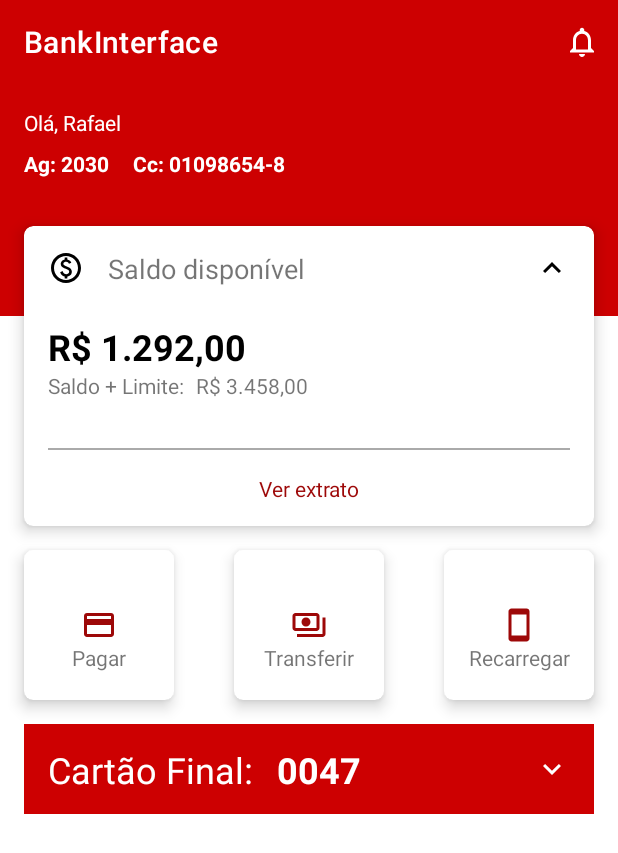
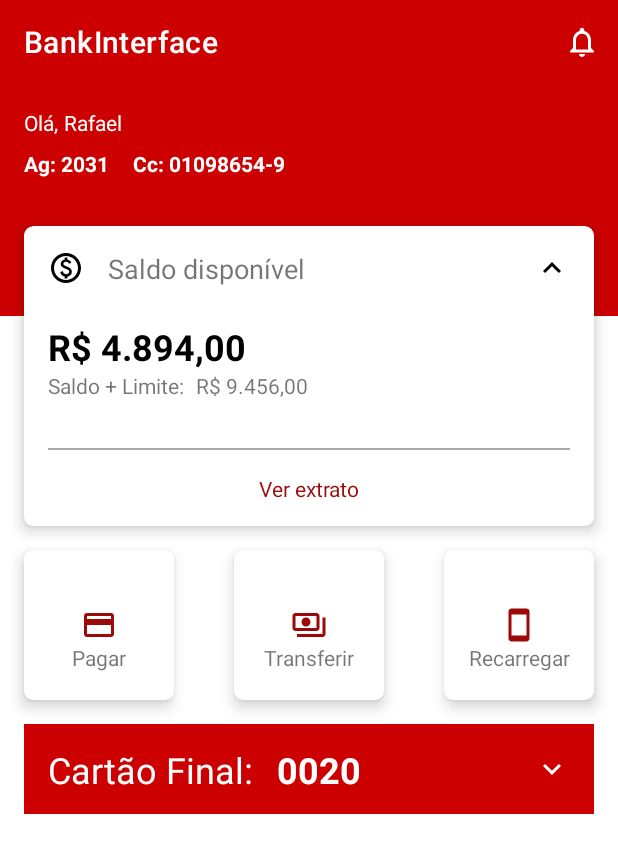
Before and after one commit to rafaelNandes/Kotlin-bank-interface, an Android app: the screen it shows after launch (MainActivity), on a phone screen of 412 x 824 dp. Shown: the top 853 px of the screen. Run offline under Robolectric (Android 15) with nearby library versions, the light colour scheme and no system bars.

Commit message:
applying the MVVM pattern and binding the user data on view

```diff
--- a/app/build.gradle
+++ b/app/build.gradle
@@ -39,6 +39,12 @@ dependencies {
     implementation 'androidx.appcompat:appcompat:1.3.0'
     implementation 'com.google.android.material:material:1.3.0'
     implementation 'androidx.constraintlayout:constraintlayout:2.0.4'
+
+    //Lifecycle components
+    implementation "androidx.lifecycle:lifecycle-viewmodel-ktx:2.2.0"
+    implementation "androidx.lifecycle:lifecycle-livedata-ktx:2.2.0"
+    implementation "androidx.lifecycle:lifecycle-common-java8:2.2.0"
+
     testImplementation 'junit:junit:4.+'
     androidTestImplementation 'androidx.test.ext:junit:1.1.2'
     androidTestImplementation 'androidx.test.espresso:espresso-core:3.3.0'
--- a/app/src/main/AndroidManifest.xml
+++ b/app/src/main/AndroidManifest.xml
@@ -9,7 +9,7 @@
         android:roundIcon="@mipmap/ic_launcher_round"
         android:supportsRtl="true"
         android:theme="@style/Theme.Bankinterface">
-        <activity android:name=".MainActivity">
+        <activity android:name=".ui.MainActivity">
             <intent-filter>
                 <action android:name="android.intent.action.MAIN" />
 
--- a/app/src/main/java/com/example/bankinterface/data/Account.kt
+++ b/app/src/main/java/com/example/bankinterface/data/Account.kt
@@ -1,4 +1,10 @@
 package com.example.bankinterface.data
 
-class Account {
-}
+data class Account(
+    val account: String,
+    val agency: String,
+    val balance: String,
+    val limit: String,
+    val client: Client,
+    val card: Card
+    )
--- a/app/src/main/java/com/example/bankinterface/data/Card.kt
+++ b/app/src/main/java/com/example/bankinterface/data/Card.kt
@@ -1,3 +1,3 @@
 package com.example.bankinterface.data
 
-data class Card()
+data class Card(val finalCardNumber: String)
--- a/app/src/main/java/com/example/bankinterface/data/Client.kt
+++ b/app/src/main/java/com/example/bankinterface/data/Client.kt
@@ -1,4 +1,3 @@
 package com.example.bankinterface.data
 
-class Client {
-}
+data class Client (val name: String)
--- a/app/src/main/java/com/example/bankinterface/data/local/localData.kt
+++ b/app/src/main/java/com/example/bankinterface/data/local/localData.kt
@@ -1,4 +1,22 @@
 package com.example.bankinterface.data.local
 
-class localData {
+import com.example.bankinterface.data.Account
+import com.example.bankinterface.data.Card
+import com.example.bankinterface.data.Client
+
+class LocalData {
+    fun getLocalData() : Account {
+        val client = Client("Rafael")
+        val card = Card("0020")
+
+        val account = Account(
+            "Cc: 01098654-9",
+            "Ag: 2031",
+            "R$ 4.894,00",
+            "R$ 9.456,00",
+            client,
+            card
+        )
+        return account
+    }
 }
--- a/app/src/main/java/com/example/bankinterface/ui/MainActivity.kt
+++ b/app/src/main/java/com/example/bankinterface/ui/MainActivity.kt
@@ -1,25 +1,37 @@
-package com.example.bankinterface
+package com.example.bankinterface.ui
 
 import androidx.appcompat.app.AppCompatActivity
 import android.os.Bundle
 import android.util.Log
 import android.view.Menu
 import android.view.MenuItem
+import android.widget.TextView
+import androidx.lifecycle.Observer
+import androidx.lifecycle.ViewModelProvider
+import com.example.bankinterface.R
+import com.example.bankinterface.data.Account
 
 class MainActivity : AppCompatActivity() {
+
+    //late inicialization
+    private lateinit var mainViewModel: MainViewModel
+
     override fun onCreate(savedInstanceState: Bundle?) {
         super.onCreate(savedInstanceState)
         setContentView(R.layout.activity_main)
         setSupportActionBar(findViewById(R.id.toolbar))
+        mainViewModel = ViewModelProvider(this).get(MainViewModel::class.java)
+        searchAccountClient()
     }
 
-    //Criando o menu
+    //Create menu
     override fun onCreateOptionsMenu(menu: Menu?): Boolean {
         val inflate = menuInflater
         inflate.inflate(R.menu.main_menu, menu)
         return true
     }
-    //Escutar se há evendo nos itens do menu
+
+    //Listen events in menu
     override fun onOptionsItemSelected(item: MenuItem): Boolean {
         return when (item.itemId) {
                 R.id.notification_item -> {Log.d("CLICK","Clicou no item de notificação")
@@ -28,4 +40,16 @@ class MainActivity : AppCompatActivity() {
                 else -> super.onOptionsItemSelected(item)
             }
     }
+
+    //Search account and bind on View
+    private fun searchAccountClient () {
+        mainViewModel.searchAccountClient().observe(this, Observer { result ->
+            findViewById<TextView>(R.id.textView_clientName).text = result.client.name
+            findViewById<TextView>(R.id.textView_agency).text = result.agency
+            findViewById<TextView>(R.id.textView_currentAccount).text = result.account
+            findViewById<TextView>(R.id.textView_balanceValue).text = result.balance
+            findViewById<TextView>(R.id.textView_balanceLimitValue).text = result.limit
+            findViewById<TextView>(R.id.textView_cardFinalNumber).text = result.card.finalCardNumber
+        })
+    }
 }
--- a/app/src/main/java/com/example/bankinterface/ui/MainViewModel.kt
+++ b/app/src/main/java/com/example/bankinterface/ui/MainViewModel.kt
@@ -1,4 +1,16 @@
 package com.example.bankinterface.ui
 
-class MainViewModel {
+import androidx.lifecycle.LiveData
+import androidx.lifecycle.MutableLiveData
+import androidx.lifecycle.ViewModel
+import com.example.bankinterface.data.Account
+import com.example.bankinterface.data.local.LocalData
+
+class MainViewModel: ViewModel() {
+    private val mutableLiveData: MutableLiveData<Account> = MutableLiveData()
+
+    fun searchAccountClient() : LiveData<Account> {
+        mutableLiveData.value = LocalData().getLocalData()
+        return mutableLiveData
+    }
 }
--- a/app/src/main/res/layout/activity_main.xml
+++ b/app/src/main/res/layout/activity_main.xml
@@ -5,7 +5,7 @@
     xmlns:tools="http://schemas.android.com/tools"
     android:layout_width="match_parent"
     android:layout_height="match_parent"
-    tools:context=".MainActivity">
+    tools:context=".ui.MainActivity">
 
     <androidx.appcompat.widget.Toolbar
         android:id="@+id/toolbar"
@@ -31,14 +31,24 @@
         app:layout_constraintEnd_toEndOf="parent" />
 
     <TextView
-        android:id="@+id/textView_helloUser"
+        android:id="@+id/textView_hello"
         android:layout_width="wrap_content"
         android:layout_height="wrap_content"
-        android:text="Olá, Rafael"
+        android:text="@string/hello"
         android:textColor="@color/white"
         android:layout_margin="16dp"
         app:layout_constraintTop_toBottomOf="@id/toolbar"
         app:layout_constraintStart_toStartOf="parent" />
+
+    <TextView
+        android:id="@+id/textView_clientName"
+        android:layout_width="wrap_content"
+        android:layout_height="wrap_content"
+        android:text="Rafael"
+        android:textColor="@color/white"
+        android:layout_marginLeft="4dp"
+        app:layout_constraintStart_toEndOf="@id/textView_hello"
+        app:layout_constraintTop_toTopOf="@id/textView_hello"/>
 
     <TextView
         android:id="@+id/textView_agency"
@@ -48,8 +58,8 @@
         android:textColor="@color/white"
         android:textStyle="bold"
         android:layout_marginTop="8dp"
-        app:layout_constraintTop_toBottomOf="@id/textView_helloUser"
-        app:layout_constraintStart_toStartOf="@id/textView_helloUser" />
+        app:layout_constraintTop_toBottomOf="@id/textView_hello"
+        app:layout_constraintStart_toStartOf="@id/textView_hello" />
 
     <TextView
         android:id="@+id/textView_currentAccount"
@@ -293,7 +303,7 @@
         app:layout_constraintStart_toStartOf="@id/ImageView_finalCard" />
 
     <TextView
-        android:id="@+id/textView_CardFinalNumber"
+        android:id="@+id/textView_cardFinalNumber"
         android:layout_width="wrap_content"
         android:layout_height="wrap_content"
         android:text="0047"
--- a/app/src/main/res/values/strings.xml
+++ b/app/src/main/res/values/strings.xml
@@ -1,5 +1,6 @@
 <resources>
     <string name="app_name">BankInterface</string>
+    <string name="hello">Olá,</string>
     <string name="balance">Saldo disponível</string>
     <string name="balance_limit">Saldo + Limite:</string>
     <string name="view_extract">Ver extrato</string>
@@ -7,5 +8,4 @@
     <string name="transfer">Transferir</string>
     <string name="cell">Recarregar</string>
     <string name="final_card">Cartão Final:</string>
-
 </resources>
--- a/build.gradle
+++ b/build.gradle
@@ -18,7 +18,6 @@ allprojects {
     repositories {
         google()
         mavenCentral()
-        jcenter() // Warning: this repository is going to shut down soon
     }
 }
 
```
